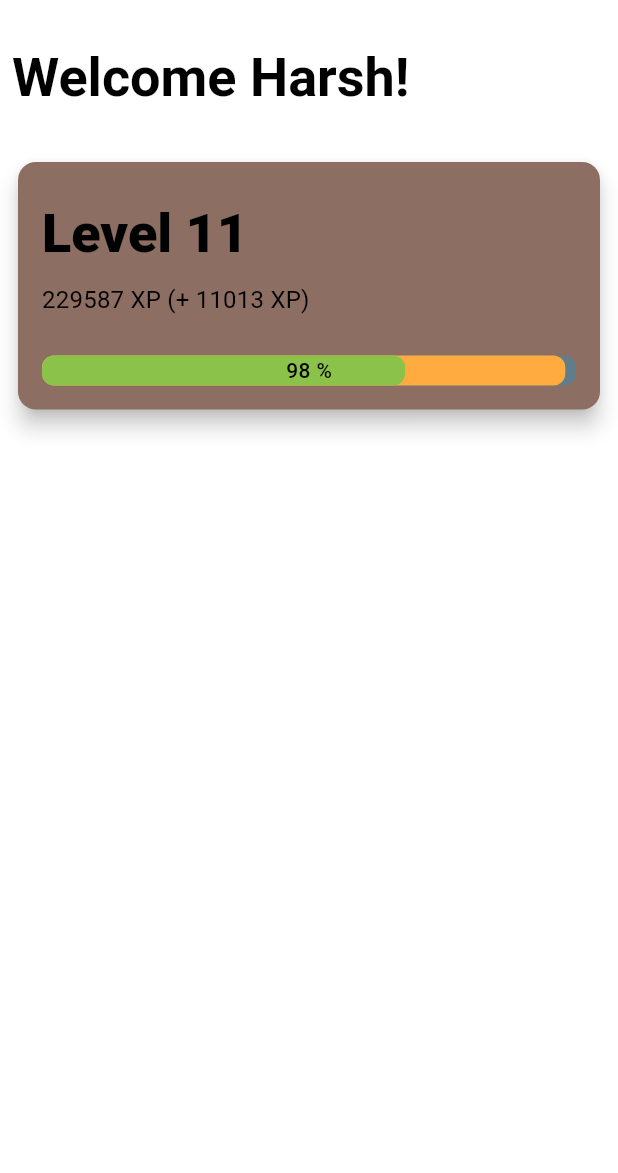
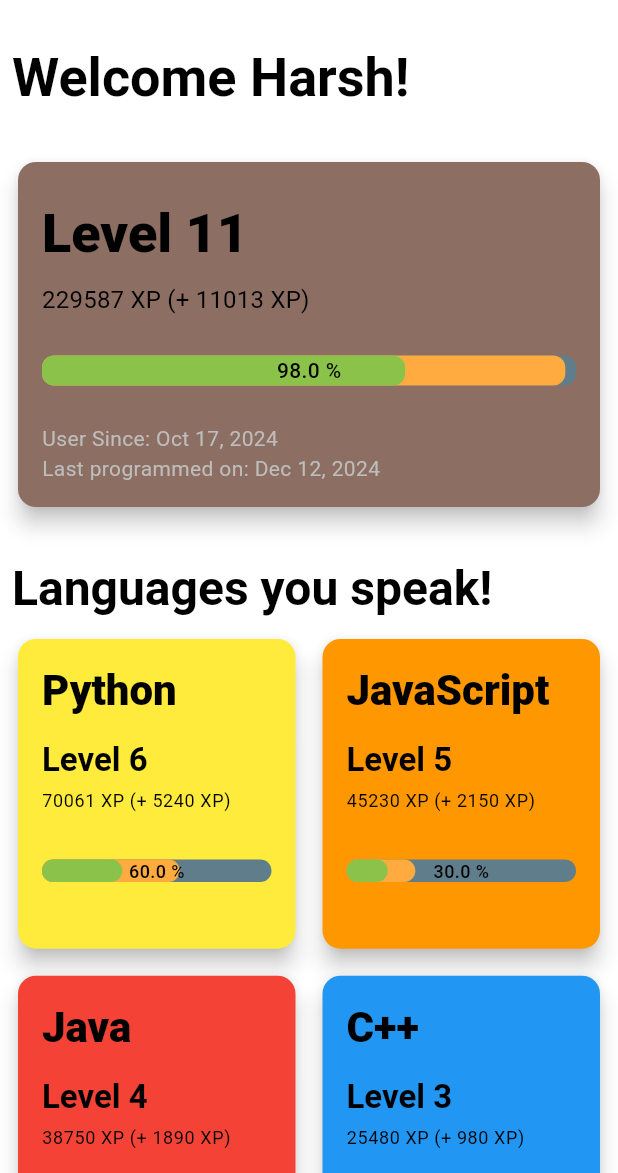
Before and after one commit to HarshNarayanJha/codestats_client, a Flutter app: the screen it shows after launch, on a phone screen of 412 x 824 dp, the part 63-1236 px from its top. Run offline on Flutter 3.47's test engine with Material 3 defaults, Android fonts, the phone set to English and light mode, and no system bars; our stand-ins replace go_router.

Commit message:
add more language card features

```diff
--- a/lib/models/user_stats.dart
+++ b/lib/models/user_stats.dart
@@ -1,8 +1,57 @@
 import 'dart:math';
+
+import 'package:flutter/material.dart';
+
+Color getLanguageColor(String language) {
+  switch (language) {
+    case 'Python':
+      return Colors.yellow;
+    case 'JavaScript':
+      return Colors.orange;
+    case 'Java':
+      return Colors.red;
+    case 'C++':
+      return Colors.blue;
+    case 'C#':
+      return Colors.purple;
+    case 'Ruby':
+      return Colors.pink;
+    case 'Go':
+      return Colors.cyan;
+    case 'Swift':
+      return Colors.orange;
+    case 'Rust':
+      return Colors.brown;
+    case 'PHP':
+      return Colors.indigo;
+    default:
+      return Colors.grey;
+  }
+}
 
 /// The factor used to calculate level progression.
 // ignore: constant_identifier_names
 const double LEVEL_FACTOR = 0.025;
+
+/// Calculates level for given XP
+int level(int xp) => (LEVEL_FACTOR * sqrt(xp.toDouble())).floor();
+
+/// Gets XP needed for next level
+int xpToNextLevel(int currLevel) => pow(((currLevel + 1) / LEVEL_FACTOR).ceil(), 2).toInt();
+
+/// Gets progress percentage to next level (0-100)
+double levelProgress(int xp) {
+  var currLevel = level(xp);
+  var currLevelXp = xpToNextLevel(currLevel - 1);
+  var nextLevelXp = xpToNextLevel(currLevel);
+
+  var haveXp = (xp) - currLevelXp;
+  var neededXp = nextLevelXp - currLevelXp;
+
+  var progress = (haveXp / neededXp * 100).round().toDouble();
+
+  return progress > 100.0 ? 100.0 : progress;
+}
 
 /// Class representing experience points data organized by date.
 class DateXp {
@@ -86,32 +135,16 @@ class LanguageDetails {
     };
   }
 
-  /// Get the level based on passed or current XP.
-  ///
-  /// If [xp] is provided, calculates level for that XP amount.
-  /// Otherwise uses the total XP.
-  int level([int? xp]) => (LEVEL_FACTOR * sqrt((xp ?? xps).toDouble())).floor();
+  int getLevel() {
+    return level(xps);
+  }
 
-  /// Get the amount of XP required to reach the next level from the passed level or current level.
-  ///
-  /// If [currLevel] is provided, calculates XP needed from that level.
-  /// Otherwise uses the current level + 1.
-  int getXpToNextLevel([int? currLevel]) => pow(((currLevel ?? level() + 1) / LEVEL_FACTOR).ceil(), 2).toInt();
+  int getXpToNextLevel() {
+    return xpToNextLevel(getLevel());
+  }
 
-  /// Get the progress to the next level in percentage.
-  ///
-  /// If [xp] is provided, calculates progress for that XP amount.
-  /// Otherwise uses the total XP.
-  /// Returns a percentage between 0 and 100.
-  int levelProgress([int? xp]) {
-    var currLevel = level(xp);
-    var currLevelXp = getXpToNextLevel(currLevel - 1);
-    var nextLevelXp = getXpToNextLevel(currLevel);
-
-    var haveXp = xps - currLevelXp;
-    var neededXp = nextLevelXp - currLevelXp;
-
-    return (haveXp / neededXp * 100).round();
+  double getLevelProgress() {
+    return levelProgress(xps);
   }
 }
 
@@ -171,32 +204,16 @@ class MachineDetails {
     };
   }
 
-  /// Get the level based on passed or current XP.
-  ///
-  /// If [xp] is provided, calculates level for that XP amount.
-  /// Otherwise uses the total XP.
-  int level([int? xp]) => (LEVEL_FACTOR * sqrt((xp ?? xps).toDouble())).floor();
+  int getLevel() {
+    return level(xps);
+  }
 
-  /// Get the amount of XP required to reach the next level from the passed level or current level.
-  ///
-  /// If [currLevel] is provided, calculates XP needed from that level.
-  /// Otherwise uses the current level + 1.
-  int getXpToNextLevel([int? currLevel]) => pow(((currLevel ?? level() + 1) / LEVEL_FACTOR).ceil(), 2).toInt();
+  int getXpToNextLevel() {
+    return xpToNextLevel(getLevel());
+  }
 
-  /// Get the progress to the next level in percentage.
-  ///
-  /// If [xp] is provided, calculates progress for that XP amount.
-  /// Otherwise uses the total XP.
-  /// Returns a percentage between 0 and 100.
-  int levelProgress([int? xp]) {
-    var currLevel = level(xp);
-    var currLevelXp = getXpToNextLevel(currLevel - 1);
-    var nextLevelXp = getXpToNextLevel(currLevel);
-
-    var haveXp = xps - currLevelXp;
-    var neededXp = nextLevelXp - currLevelXp;
-
-    return (haveXp / neededXp * 100).round();
+  double getLevelProgress() {
+    return levelProgress(xps);
   }
 }
 
@@ -255,33 +272,15 @@ class UserStats {
     };
   }
 
-  /// Get the level based on passed or current XP.
-  ///
-  /// If [xp] is provided, calculates level for that XP amount.
-  /// Otherwise uses the total XP.
-  int level([int? xp]) => (LEVEL_FACTOR * sqrt((xp ?? totalXp).toDouble())).floor();
+  int getLevel() {
+    return level(totalXp);
+  }
 
-  /// Get the amount of XP required to reach the next level from the passed level or current level.
-  ///
-  /// If [currLevel] is provided, calculates XP needed from that level.
-  /// Otherwise uses the current level + 1.
-  int xpToNextLevel([int? currLevel]) => pow((((currLevel ?? level()) + 1) / LEVEL_FACTOR).ceil(), 2).toInt();
+  int getXpToNextLevel() {
+    return xpToNextLevel(getLevel());
+  }
 
-  /// Get the progress to the next level in percentage.
-  ///
-  /// If [xp] is provided, calculates progress for that XP amount.
-  /// Otherwise uses the total XP.
-  /// Returns a percentage between 0 and 100.
-  int levelProgress([int? xp]) {
-    var currLevel = level(xp);
-    var currLevelXp = xpToNextLevel(currLevel - 1);
-    var nextLevelXp = xpToNextLevel(currLevel);
-
-    var haveXp = (xp ?? totalXp) - currLevelXp;
-    var neededXp = nextLevelXp - currLevelXp;
-
-    var progress = (haveXp / neededXp * 100).round();
-
-    return progress > 100 ? 100 : progress;
+  double getLevelProgress() {
+    return levelProgress(totalXp);
   }
 }
--- a/lib/pages/home_page.dart
+++ b/lib/pages/home_page.dart
@@ -1,6 +1,5 @@
 import 'package:flutter/material.dart';
 import 'package:codestats_client/models/user_stats.dart';
-import 'package:codestats_client/widgets/card_widget.dart';
 import 'package:codestats_client/widgets/main_stats_card.dart';
 import 'package:codestats_client/widgets/language_stats_card.dart';
 
@@ -19,12 +18,14 @@ class _HomePageState extends State<HomePage> {
         // backgroundColor: Theme.of(context).colorScheme.top,
         title: Text("Code::Stats"),
       ),
-      body: Padding(
+      body: SingleChildScrollView(
+        child: Padding(
           padding: const EdgeInsets.only(left: 8.0, right: 8.0, top: 16.0, bottom: 8.0),
           child: Column(
             crossAxisAlignment: CrossAxisAlignment.start,
             children: <Widget>[
               Text("Welcome Harsh!", style: Theme.of(context).textTheme.displaySmall?.copyWith(fontWeight: FontWeight.bold)),
+
               SizedBox(height: 30),
               MainStatsCard(
                 stats: UserStats(
@@ -36,7 +37,29 @@ class _HomePageState extends State<HomePage> {
                   languageXp: LanguageXp(languages: {}),
                 )
               ),
+              SizedBox(height: 30),
+
+              Text("Languages you speak!", style: Theme.of(context).textTheme.headlineLarge?.copyWith(fontWeight: FontWeight.bold)),
+              SizedBox(height: 10),
+
+              GridView.count(
+                shrinkWrap: true,
+                physics: NeverScrollableScrollPhysics(),
+                crossAxisCount: 2,
+                childAspectRatio: 0.9,
+                crossAxisSpacing: 10,
+                mainAxisSpacing: 10,
+                children: [
+                  LanguageStatsCard(stats: LanguageDetails(name: 'Python', xps: 70061, newXps: 5240)),
+                  LanguageStatsCard(stats: LanguageDetails(name: 'JavaScript', xps: 45230, newXps: 2150)),
+                  LanguageStatsCard(stats: LanguageDetails(name: 'Java', xps: 38750, newXps: 1890)),
+                  LanguageStatsCard(stats: LanguageDetails(name: 'C++', xps: 25480, newXps: 980)),
+                  LanguageStatsCard(stats: LanguageDetails(name: 'Dart', xps: 18940, newXps: 2340)),
+                  LanguageStatsCard(stats: LanguageDetails(name: 'Ruby', xps: 15670, newXps: 780)),
                 ],
+              ),
+            ],
+          ),
         ),
       ),
     );
--- a/lib/widgets/language_stats_card.dart
+++ b/lib/widgets/language_stats_card.dart
@@ -9,24 +9,63 @@ class LanguageStatsCard extends StatelessWidget {
   @override
   Widget build(BuildContext context) {
     return Card(
-      // color: Colors.amber,
+      color: getLanguageColor(stats.name),
       elevation: 6.0,
       // shadowColor: Colors.blueGrey,
-      child: Padding(
-        padding: const EdgeInsets.all(16),
+      child: InkWell(
+        onTap: () => {},
+        child: Padding(
+          padding: const EdgeInsets.all(16),
           child: Column(
+            crossAxisAlignment: CrossAxisAlignment.start,
+            spacing: 5.0,
             children: [
-              Row(
+              Text(
+                stats.name,
+                style: Theme.of(context).textTheme.headlineMedium?.copyWith(fontWeight: FontWeight.w800)
+              ),
+              SizedBox(height: 5.0),
+              Text(
+                'Level ${stats.getLevel()}',
+                style: Theme.of(context).textTheme.titleLarge?.copyWith(fontWeight: FontWeight.w600)
+              ),
+              Text(
+                '${stats.xps.toString()} XP (+ ${stats.newXps.toString()} XP)',
+                style: Theme.of(context).textTheme.bodySmall?.copyWith(fontWeight: FontWeight.w400)
+              ),
+              SizedBox(height: 20.0),
+
+              // change to multi progress bar for new xp
+              Stack(
+                alignment: Alignment.center,
                 children: [
-                  Text(stats.name, style: Theme.of(context).textTheme.headlineLarge?.copyWith(fontWeight: FontWeight.w600)),
-                  Text(stats.level().toString(), style: Theme.of(context).textTheme.headlineMedium?.copyWith(fontWeight: FontWeight.w500)),
-                  Text(stats.xps.toString(), style: Theme.of(context).textTheme.headlineSmall?.copyWith(fontWeight: FontWeight.w500)),
-                ]
+                  LinearProgressIndicator(
+                    value: stats.getLevelProgress() / 100.0,
+                    valueColor: AlwaysStoppedAnimation<Color>(Colors.orangeAccent),
+                    backgroundColor: Colors.blueGrey,
+                    borderRadius: BorderRadius.circular(8),
+                    minHeight: 15.0
+                  ),
+                  LinearProgressIndicator(
+                    value: levelProgress(stats.xps - stats.newXps) / 100.0,
+                    valueColor: AlwaysStoppedAnimation<Color>(Colors.lightGreen),
+                    backgroundColor: Colors.transparent,
+                    borderRadius: BorderRadius.circular(8),
+                    minHeight: 15.0
+                  ),
+                  Text(
+                    '${stats.getLevelProgress()} %',
+                    style: TextStyle(
+                      color: Colors.black,
+                      fontWeight: FontWeight.w500,
+                      fontSize: 12),
+                  ),
+                ],
               ),
             ],
           ),
+        ),
       ),
     );
   }
-
 }
--- a/lib/widgets/main_stats_card.dart
+++ b/lib/widgets/main_stats_card.dart
@@ -12,6 +12,8 @@ class MainStatsCard extends StatelessWidget {
       color: Colors.brown.shade400,
       elevation: 6.0,
       // shadowColor: Colors.blueGrey,
+      child: InkWell(
+        onTap: () {},
         child: Padding(
           padding: const EdgeInsets.all(16),
             child: Column(
@@ -20,7 +22,7 @@ class MainStatsCard extends StatelessWidget {
               children: [
                 Row(),
                 Text(
-                'Level ${stats.level()}',
+                  'Level ${stats.getLevel()}',
                   style: Theme.of(context).textTheme.displaySmall?.copyWith(fontWeight: FontWeight.w900)
                 ),
                 Text(
@@ -28,29 +30,39 @@ class MainStatsCard extends StatelessWidget {
                   style: Theme.of(context).textTheme.titleMedium?.copyWith(fontWeight: FontWeight.w400)
                 ),
                 SizedBox(height: 5.0),
+
                 // change to multi progress bar for new xp
-
                 Stack(
                   alignment: Alignment.center,
                   children: [
                     LinearProgressIndicator(
-                    value: stats.levelProgress() / 100.0,
+                      value: stats.getLevelProgress() / 100.0,
                       valueColor: AlwaysStoppedAnimation<Color>(Colors.orangeAccent),
                       backgroundColor: Colors.blueGrey,
                       borderRadius: BorderRadius.circular(8),
                       minHeight: 20.0
                     ),
                     LinearProgressIndicator(
-                    value: stats.levelProgress(stats.totalXp - stats.newXp) / 100.0,
+                      value: levelProgress(stats.totalXp - stats.newXp) / 100.0,
                       valueColor: AlwaysStoppedAnimation<Color>(Colors.lightGreen),
                       backgroundColor: Colors.transparent,
                       borderRadius: BorderRadius.circular(8),
                       minHeight: 20.0
                     ),
-                  Text('${stats.levelProgress()} %', style: TextStyle(color: Colors.black, fontWeight: FontWeight.w500)),
+                    Text('${stats.getLevelProgress()} %', style: TextStyle(color: Colors.black, fontWeight: FontWeight.w500)),
+                  ],
+                ),
+
+                SizedBox(height: 5.0),
+                Column(
+                  crossAxisAlignment: CrossAxisAlignment.start,
+                  children: [
+                    Text("User Since: Oct 17, 2024", style: TextStyle(color: Colors.grey.shade400)),
+                    Text("Last programmed on: Dec 12, 2024", style: TextStyle(color: Colors.grey.shade400)),
                   ],
                 ),
               ],
+            ),
         ),
       ),
     );
```
Lines whose indentation alone changed are shown as unchanged.
